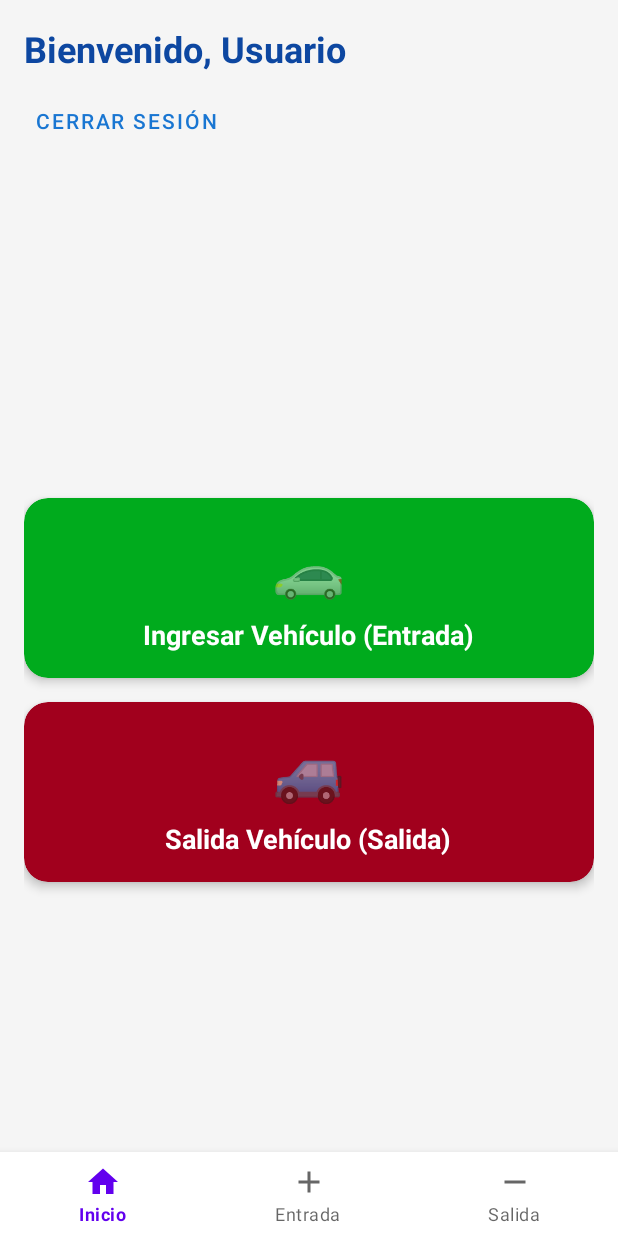
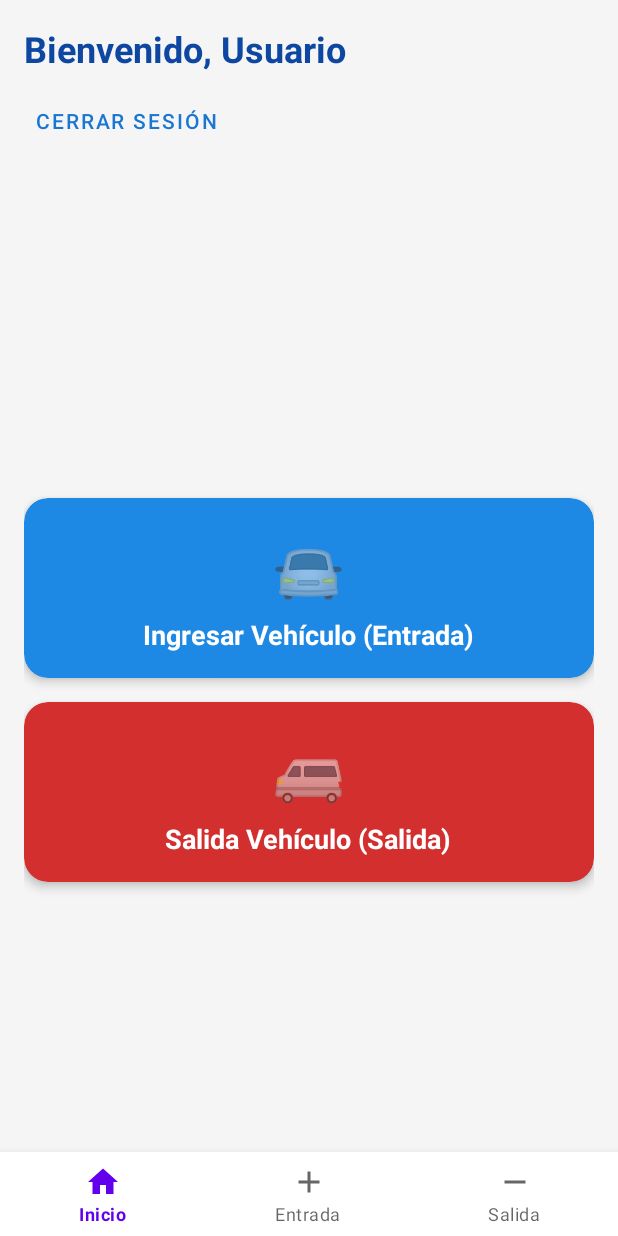
Before and after one commit to cfburgos001/Parqueo_CEPA, an Android app: the HomeActivity screen opened directly, with no data from a screen before it, on a phone screen of 412 x 824 dp. Run offline under Robolectric (Android 15) with nearby library versions, the phone set to English and light mode, and no system bars.

```diff
--- a/app/src/main/res/layout/activity_home.xml
+++ b/app/src/main/res/layout/activity_home.xml
@@ -48,7 +48,7 @@
                 android:clickable="true"
                 android:focusable="true"
                 android:foreground="?android:attr/selectableItemBackground"
-                app:cardBackgroundColor="#00AB1D">
+                app:cardBackgroundColor="#1E88E5">
 
                 <LinearLayout
                     android:layout_width="match_parent"
@@ -60,7 +60,7 @@
                     <TextView
                         android:layout_width="wrap_content"
                         android:layout_height="wrap_content"
-                        android:text="🚗"
+                        android:text="🚘"
                         android:textSize="40sp"/>
 
                     <TextView
@@ -84,7 +84,7 @@
                 android:clickable="true"
                 android:focusable="true"
                 android:foreground="?android:attr/selectableItemBackground"
-                app:cardBackgroundColor="#A1001D">
+                app:cardBackgroundColor="#D32F2F">
 
                 <LinearLayout
                     android:layout_width="match_parent"
@@ -96,7 +96,7 @@
                     <TextView
                         android:layout_width="wrap_content"
                         android:layout_height="wrap_content"
-                        android:text="🚙"
+                        android:text="🚐"
                         android:textSize="40sp"/>
 
                     <TextView
@@ -119,7 +119,7 @@
                 android:clickable="true"
                 android:focusable="true"
                 android:foreground="?android:attr/selectableItemBackground"
-                app:cardBackgroundColor="#0005A1">
+                app:cardBackgroundColor="#3949AB">
 
                 <LinearLayout
                     android:layout_width="match_parent"
--- a/app/src/main/res/layout/activity_ingreso_vehiculo.xml
+++ b/app/src/main/res/layout/activity_ingreso_vehiculo.xml
@@ -44,7 +44,7 @@
                 android:id="@+id/tilPlaca"
                 android:layout_width="match_parent"
                 android:layout_height="wrap_content"
-                android:hint="Placa del Vehículo"
+                android:hint="Placa del Vehculo"
                 style="@style/Widget.MaterialComponents.TextInputLayout.OutlinedBox"
                 android:layout_marginBottom="24dp">
 
@@ -55,7 +55,7 @@
                     android:inputType="textCapCharacters"
                     android:maxLines="1"
                     android:textSize="20sp"
-                    android:textStyle="bold"/>
+                    android:textStyle="bold" />
             </com.google.android.material.textfield.TextInputLayout>
 
             <com.google.android.material.button.MaterialButton
```
Also changed, not shown: app/src/main/java/com/cepa/parqueo/PagoVehiculoActivity.kt (+56 -6 lines), app/src/main/java/com/cepa/parqueo/database/VehiculoRepository.kt (+5 -3 lines).
